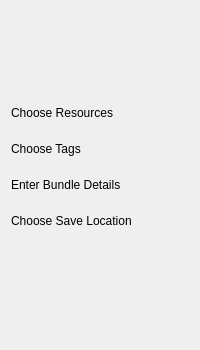
First picture: the form in plugins/extensions/resourcemanager/wdgside.ui, repository KDE/krita, before the edit.
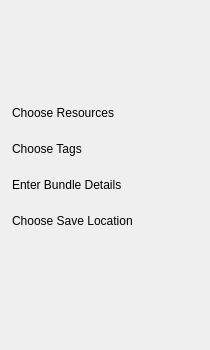
Second picture: the form after the edit.

Commit message: Highlight side widget

```diff
--- a/plugins/extensions/resourcemanager/wdgside.ui
+++ b/plugins/extensions/resourcemanager/wdgside.ui
@@ -6,7 +6,7 @@
    <rect>
     <x>0</x>
     <y>0</y>
-    <width>200</width>
+    <width>210</width>
     <height>350</height>
    </rect>
   </property>
@@ -19,17 +19,26 @@
   <property name="windowTitle">
    <string>Form</string>
   </property>
+  <property name="autoFillBackground">
+   <bool>true</bool>
+  </property>
   <layout class="QVBoxLayout" name="verticalLayout_3" stretch="0">
+   <property name="leftMargin">
+    <number>5</number>
+   </property>
+   <property name="rightMargin">
+    <number>5</number>
+   </property>
    <item>
     <layout class="QVBoxLayout" name="verticalLayout_2">
      <property name="leftMargin">
-      <number>0</number>
+      <number>7</number>
      </property>
      <property name="topMargin">
       <number>0</number>
      </property>
      <property name="rightMargin">
-      <number>0</number>
+      <number>7</number>
      </property>
      <property name="bottomMargin">
       <number>0</number>
```
Left out of the diff: 6 changed lines with no effect on the pictures. The commit also changes 1 other file.
